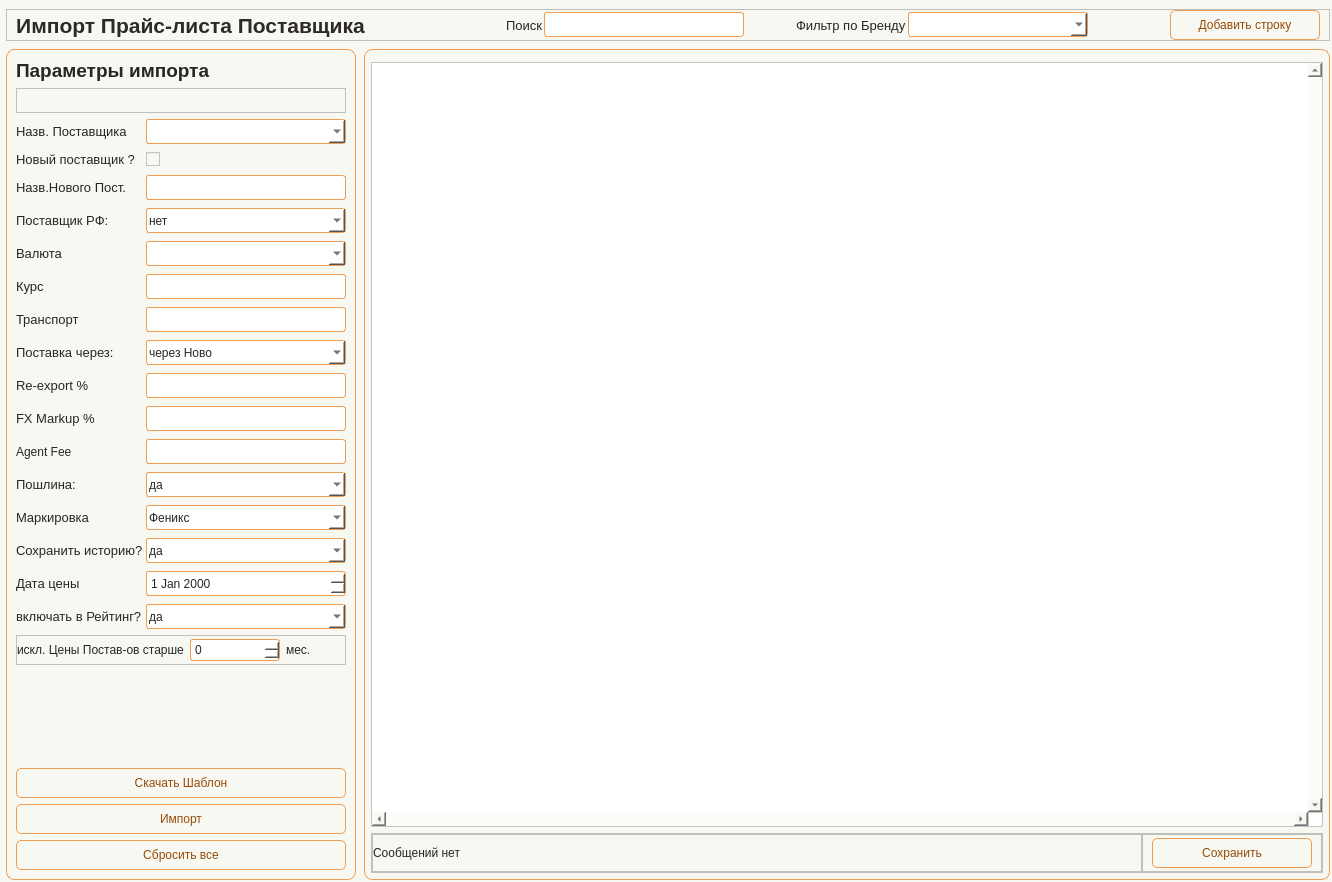
Qt form app/ui/windows/supplier_prices.ui (Masik84/Procurement_app) before a commit.
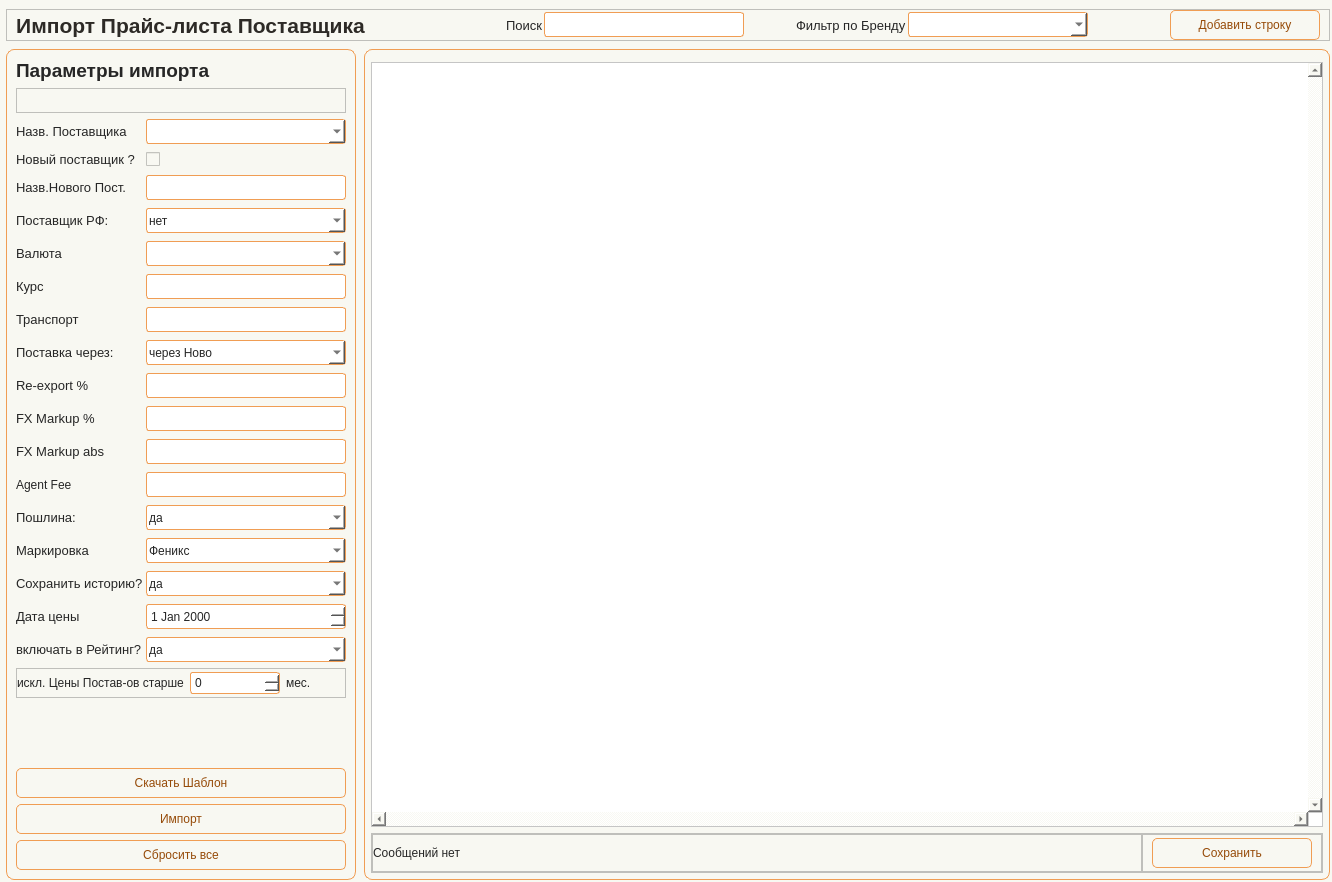
The same form after that commit. Icons and pictures are not drawn.

Patch:
```diff
--- a/app/ui/windows/supplier_prices.ui
+++ b/app/ui/windows/supplier_prices.ui
@@ -463,7 +463,7 @@
                  </property>
                 </widget>
                </item>
-               <item row="14" column="1">
+               <item row="15" column="1">
                 <widget class="QComboBox" name="cbo_Marking">
                  <property name="minimumSize">
                   <size>
@@ -651,7 +651,7 @@
                  </property>
                 </widget>
                </item>
-               <item row="16" column="1">
+               <item row="17" column="1">
                 <widget class="QDateEdit" name="date_Price">
                  <property name="minimumSize">
                   <size>
@@ -746,7 +746,7 @@
                  </property>
                 </widget>
                </item>
-               <item row="17" column="0">
+               <item row="18" column="0">
                 <widget class="QLabel" name="label_13">
                  <property name="minimumSize">
                   <size>
@@ -800,7 +800,7 @@
                  </property>
                 </widget>
                </item>
-               <item row="17" column="1">
+               <item row="18" column="1">
                 <widget class="QComboBox" name="cbo_Rating">
                  <property name="minimumSize">
                   <size>
@@ -866,7 +866,7 @@
                  </property>
                 </widget>
                </item>
-               <item row="14" column="0">
+               <item row="15" column="0">
                 <widget class="QLabel" name="label_3">
                  <property name="minimumSize">
                   <size>
@@ -925,7 +925,7 @@
                  </property>
                 </widget>
                </item>
-               <item row="15" column="1">
+               <item row="16" column="1">
                 <widget class="QComboBox" name="cbo_History">
                  <property name="minimumSize">
                   <size>
@@ -967,7 +967,7 @@
                  </property>
                 </widget>
                </item>
-               <item row="16" column="0">
+               <item row="17" column="0">
                 <widget class="QLabel" name="label_12">
                  <property name="minimumSize">
                   <size>
@@ -994,7 +994,7 @@
                  </property>
                 </widget>
                </item>
-               <item row="13" column="1">
+               <item row="14" column="1">
                 <widget class="QComboBox" name="cbo_Customs">
                  <property name="minimumSize">
                   <size>
@@ -1020,7 +1020,7 @@
                  </item>
                 </widget>
                </item>
-               <item row="15" column="0">
+               <item row="16" column="0">
                 <widget class="QLabel" name="label_11">
                  <property name="minimumSize">
                   <size>
@@ -1074,7 +1074,7 @@
                  </property>
                 </widget>
                </item>
-               <item row="13" column="0">
+               <item row="14" column="0">
                 <widget class="QLabel" name="label_9">
                  <property name="minimumSize">
                   <size>
@@ -1117,7 +1117,7 @@
                  </property>
                 </widget>
                </item>
-               <item row="12" column="1">
+               <item row="13" column="1">
                 <widget class="QLineEdit" name="line_AgentFee">
                  <property name="minimumSize">
                   <size>
@@ -1133,13 +1133,57 @@
                  </property>
                 </widget>
                </item>
-               <item row="12" column="0">
+               <item row="13" column="0">
                 <widget class="QLabel" name="label_16">
                  <property name="text">
                   <string>Agent Fee</string>
                  </property>
                 </widget>
                </item>
+              
+               <item row="12" column="0">
+                <widget class="QLabel" name="label_FXMarkupAbs">
+                 <property name="minimumSize">
+                  <size>
+                   <width>90</width>
+                   <height>0</height>
+                  </size>
+                 </property>
+                 <property name="maximumSize">
+                  <size>
+                   <width>90</width>
+                   <height>16777215</height>
+                  </size>
+                 </property>
+                 <property name="font">
+                  <font>
+                   <family>Tahoma</family>
+                   <pointsize>10</pointsize>
+                   <italic>false</italic>
+                   <bold>false</bold>
+                  </font>
+                 </property>
+                 <property name="text">
+                  <string>FX Markup abs</string>
+                 </property>
+                </widget>
+               </item>
+               <item row="12" column="1">
+                <widget class="QLineEdit" name="line_FXMarkupAbs">
+                 <property name="minimumSize">
+                  <size>
+                   <width>0</width>
+                   <height>25</height>
+                  </size>
+                 </property>
+                 <property name="maximumSize">
+                  <size>
+                   <width>16777215</width>
+                   <height>25</height>
+                  </size>
+                 </property>
+                </widget>
+               </item>
               </layout>
              </widget>
             </item>
```
